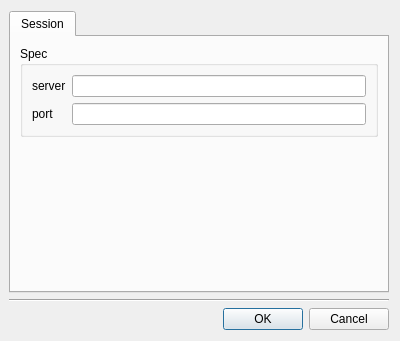
Before: the Qt Designer form xpaxs/spec/ui/ui_specconnect.ui in praxes/praxes, drawn with Qt 5.
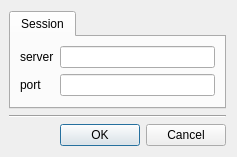
After: the same form once the commit is applied.

```diff
--- a/xpaxs/spec/ui/ui_specconnect.ui
+++ b/xpaxs/spec/ui/ui_specconnect.ui
@@ -8,10 +8,16 @@
    <rect>
     <x>0</x>
     <y>0</y>
-    <width>400</width>
-    <height>341</height>
+    <width>237</width>
+    <height>154</height>
    </rect>
   </property>
+  <property name="sizePolicy" >
+   <sizepolicy vsizetype="Preferred" hsizetype="Preferred" >
+    <horstretch>0</horstretch>
+    <verstretch>0</verstretch>
+   </sizepolicy>
+  </property>
   <property name="windowTitle" >
    <string>Dialog</string>
   </property>
@@ -21,6 +27,12 @@
    </property>
    <item row="0" column="0" >
     <widget class="QTabWidget" name="tabWidget" >
+     <property name="sizePolicy" >
+      <sizepolicy vsizetype="Expanding" hsizetype="Expanding" >
+       <horstretch>0</horstretch>
+       <verstretch>0</verstretch>
+      </sizepolicy>
+     </property>
      <property name="currentIndex" >
       <number>0</number>
      </property>
@@ -30,12 +42,6 @@
       </attribute>
       <layout class="QGridLayout" >
        <item row="0" column="0" >
-        <widget class="QGroupBox" name="groupBox" >
-         <property name="title" >
-          <string>Spec</string>
-         </property>
-         <layout class="QGridLayout" >
-          <item row="0" column="0" >
            <widget class="QLabel" name="label" >
             <property name="toolTip" >
              <string>&lt;html>&lt;head>&lt;meta name="qrichtext" content="1" />&lt;style type="text/css">
@@ -69,22 +75,6 @@
           </item>
           <item row="1" column="1" >
            <widget class="QLineEdit" name="portEdit" />
-          </item>
-         </layout>
-        </widget>
-       </item>
-       <item row="1" column="0" >
-        <spacer>
-         <property name="orientation" >
-          <enum>Qt::Vertical</enum>
-         </property>
-         <property name="sizeHint" >
-          <size>
-           <width>20</width>
-           <height>40</height>
-          </size>
-         </property>
-        </spacer>
        </item>
       </layout>
      </widget>
```
Lines whose indentation alone changed are shown as unchanged.
